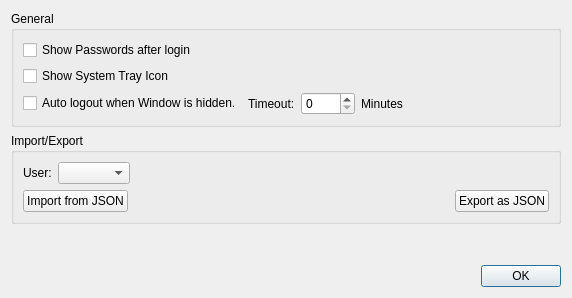
bkueng/qMasterPassword, file ui/settings_widget.ui: the form before one commit.
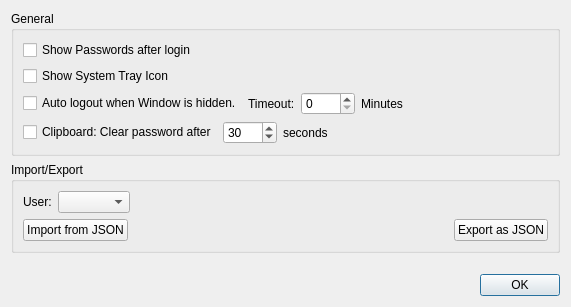
The form after the commit.

Commit message: settings: add timeout for clipboard: clear password from clipboard after x sec

```diff
--- a/ui/settings_widget.ui
+++ b/ui/settings_widget.ui
@@ -6,8 +6,8 @@
    <rect>
     <x>0</x>
     <y>0</y>
-    <width>572</width>
-    <height>298</height>
+    <width>571</width>
+    <height>307</height>
    </rect>
   </property>
   <property name="windowTitle">
@@ -79,6 +79,50 @@
         </item>
        </layout>
       </item>
+      <item>
+       <layout class="QHBoxLayout" name="horizontalLayout_4">
+        <item>
+         <widget class="QCheckBox" name="chkClipboardTimeout">
+          <property name="text">
+           <string>Clipboard: Clear password after</string>
+          </property>
+         </widget>
+        </item>
+        <item>
+         <widget class="QSpinBox" name="spnClipboardTimeout">
+          <property name="minimum">
+           <number>1</number>
+          </property>
+          <property name="maximum">
+           <number>3600</number>
+          </property>
+          <property name="value">
+           <number>30</number>
+          </property>
+         </widget>
+        </item>
+        <item>
+         <widget class="QLabel" name="label_2">
+          <property name="text">
+           <string>seconds</string>
+          </property>
+         </widget>
+        </item>
+        <item>
+         <spacer name="horizontalSpacer_4">
+          <property name="orientation">
+           <enum>Qt::Horizontal</enum>
+          </property>
+          <property name="sizeHint" stdset="0">
+           <size>
+            <width>40</width>
+            <height>20</height>
+           </size>
+          </property>
+         </spacer>
+        </item>
+       </layout>
+      </item>
      </layout>
     </widget>
    </item>
```
Left out of the diff: 44 changed lines with no effect on the pictures. The commit also changes 5 other files.
